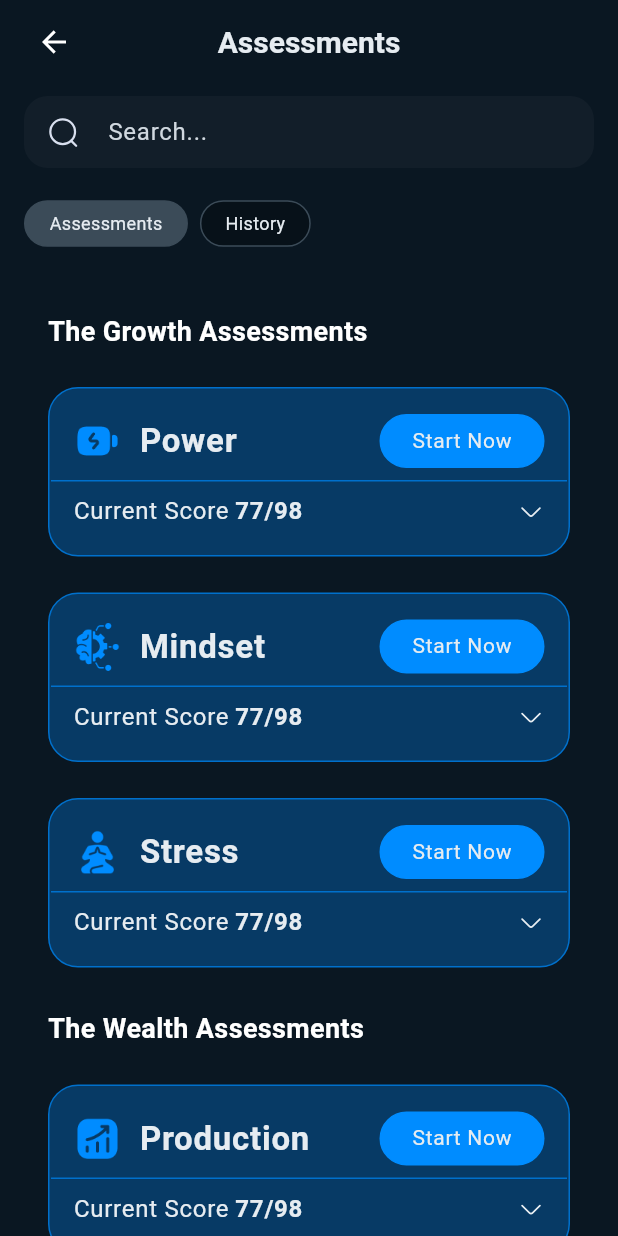
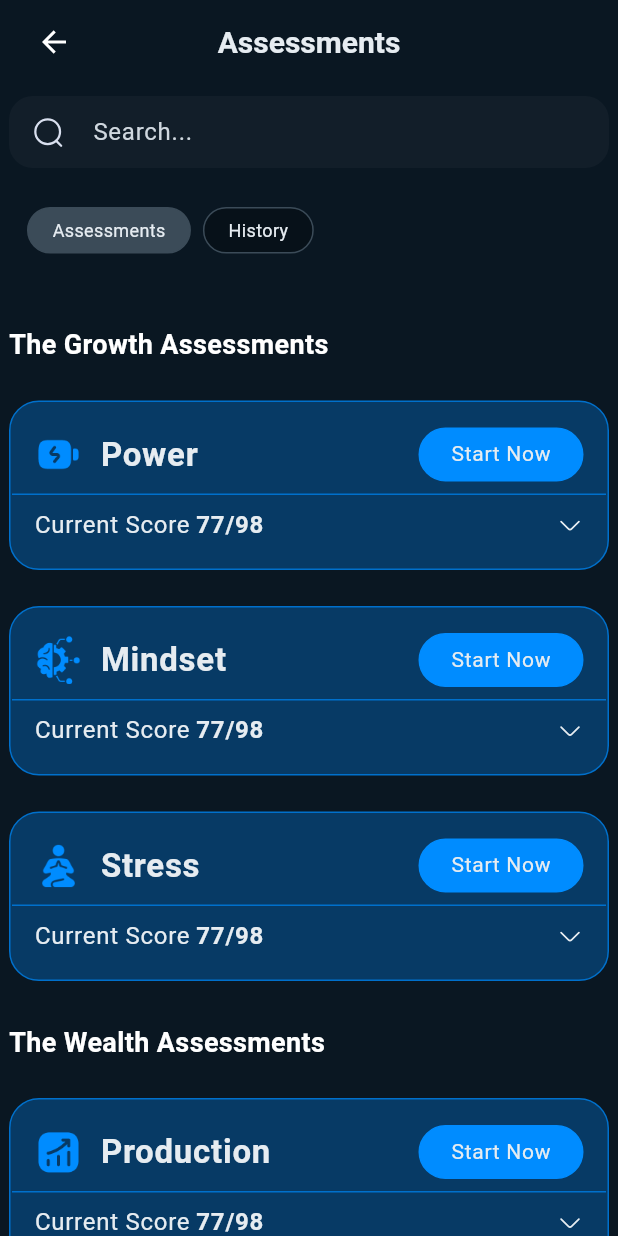
Before and after one commit to bitmonk/empowered_man, a Flutter app: the AssessmentsScreen screen opened by its route, on a phone screen of 412 x 824 dp. Run offline on Flutter 3.47's test engine with Material 3 defaults, Android fonts, the phone set to English and light mode, and no system bars; our stand-ins replace audio_video_progress_bar, cached_network_image, chewie, dartz, dio, dotted_border and 27 more; missing offline and left inert: file_saver, flutter_displaymode, flutter_quill, material_2_switch, mime_type, record and 1 more; accounts and stored records are empty; statements that could not run were skipped.

Commit message:
assessment card

```diff
--- a/lib/features/assesments/assesment_summary.dart
+++ b/lib/features/assesments/assesment_summary.dart
@@ -7,7 +7,7 @@ class AssessmentSummary extends StatelessWidget {
   @override
   Widget build(BuildContext context) {
     return SingleChildScrollView(
-      padding: const EdgeInsets.all(16),
+      padding: const EdgeInsets.symmetric(vertical:16),
       child: Column(
         crossAxisAlignment: CrossAxisAlignment.start,
         children: [
--- a/lib/features/assesments/assesments_screen.dart
+++ b/lib/features/assesments/assesments_screen.dart
@@ -20,7 +20,7 @@ class _AssessmentsScreenState extends State<AssessmentsScreen> {
         title: 'Assessments',
       ),
       body: Padding(
-        padding: const EdgeInsets.symmetric(horizontal: 16, vertical: 8)
+        padding: const EdgeInsets.symmetric(horizontal: 6, vertical: 8)
             .copyWith(bottom: context.devicePaddingBottom),
         child: Column(
           crossAxisAlignment: CrossAxisAlignment.start,
@@ -38,7 +38,9 @@ class _AssessmentsScreenState extends State<AssessmentsScreen> {
             const VerticalSpacing(12),
 
             // Tabs
-            Row(
+            Padding(
+              padding: const EdgeInsets.all(12),
+              child: Row(
                 children: [
                   _buildTab(
                     'Assessments',
@@ -55,8 +57,9 @@ class _AssessmentsScreenState extends State<AssessmentsScreen> {
                   if (_selectedTabIndex == 1)
                     const AssesmentPopUp()
                   else
-                  const VerticalSpacing(50),
+                    const VerticalSpacing(35),
                 ],
+              ),
             ),
             const VerticalSpacing(18),
 
```
Lines whose indentation alone changed are shown as unchanged.
